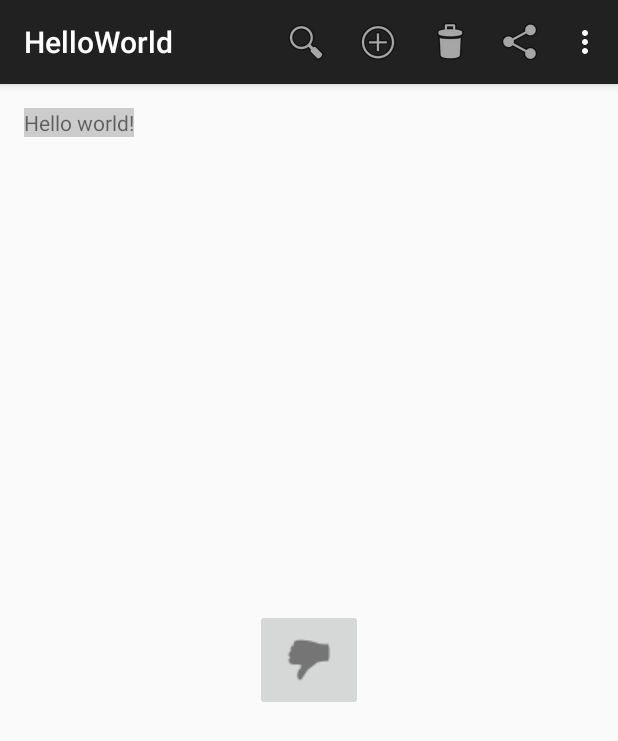
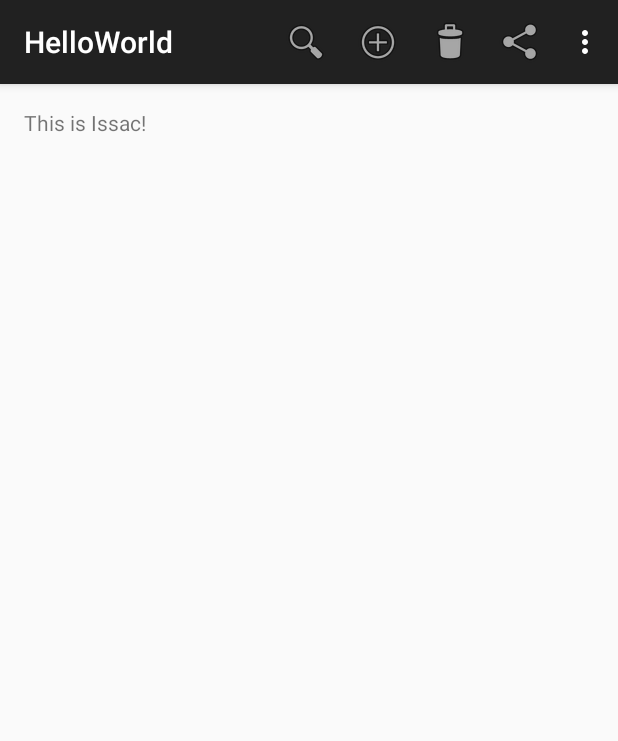
Before and after one commit to issacip/HelloWorld, an Android app: the screen it shows after launch (MainActivity), on a phone screen of 412 x 824 dp. Shown: the top 741 px of the screen. Run offline under Robolectric (Android 15) with nearby library versions, the phone set to English and light mode, and no system bars.

Commit message:
Merge branch 'master' of C:\Users\issac\Android studioProjects\HelloWorld with conflicts.

```diff
--- a/app/build.gradle
+++ b/app/build.gradle
@@ -3,9 +3,8 @@ apply plugin: 'com.android.application'
 android {
     compileSdkVersion 22
     buildToolsVersion "21.1.2"
-
     defaultConfig {
-        applicationId "com.example.issacip.helloworld"
+        applicationId 'com.issacip.helloworld'
         minSdkVersion 15
         targetSdkVersion 22
         versionCode 1
@@ -17,6 +16,8 @@ android {
             proguardFiles getDefaultProguardFile('proguard-android.txt'), 'proguard-rules.pro'
         }
     }
+    productFlavors {
+    }
 }
 
 dependencies {
--- a/app/src/main/res/layout/activity_main.xml
+++ b/app/src/main/res/layout/activity_main.xml
@@ -5,12 +5,7 @@
     android:paddingTop="@dimen/activity_vertical_margin"
     android:paddingBottom="@dimen/activity_vertical_margin" tools:context=".MainActivity">
 
-    <TextView android:text="@string/hello_world" android:layout_width="wrap_content"
-        android:layout_height="wrap_content"
-        android:background="@color/light_gray"/>
-    <ImageButton
-        android:layout_width ="wrap_content"
-        android:layout_height ="wrap_content"
-        android:src="@drawable/ic_action_bad"
-        android:layout_centerInParent="true"/>
+    <TextView android:text="@string/welcome_msg" android:layout_width="wrap_content"
+        android:layout_height="wrap_content" />
+
 </RelativeLayout>
--- a/app/src/main/res/values/strings.xml
+++ b/app/src/main/res/values/strings.xml
@@ -1,6 +1,6 @@
 <resources>
     <string name="app_name">HelloWorld</string>
 
-    <string name="hello_world">Hello world!</string>
+    <string name="welcome_msg">This is Issac!</string>
     <string name="action_settings">Settings</string>
 </resources>
```
Also changed, not shown: 1 other file.
